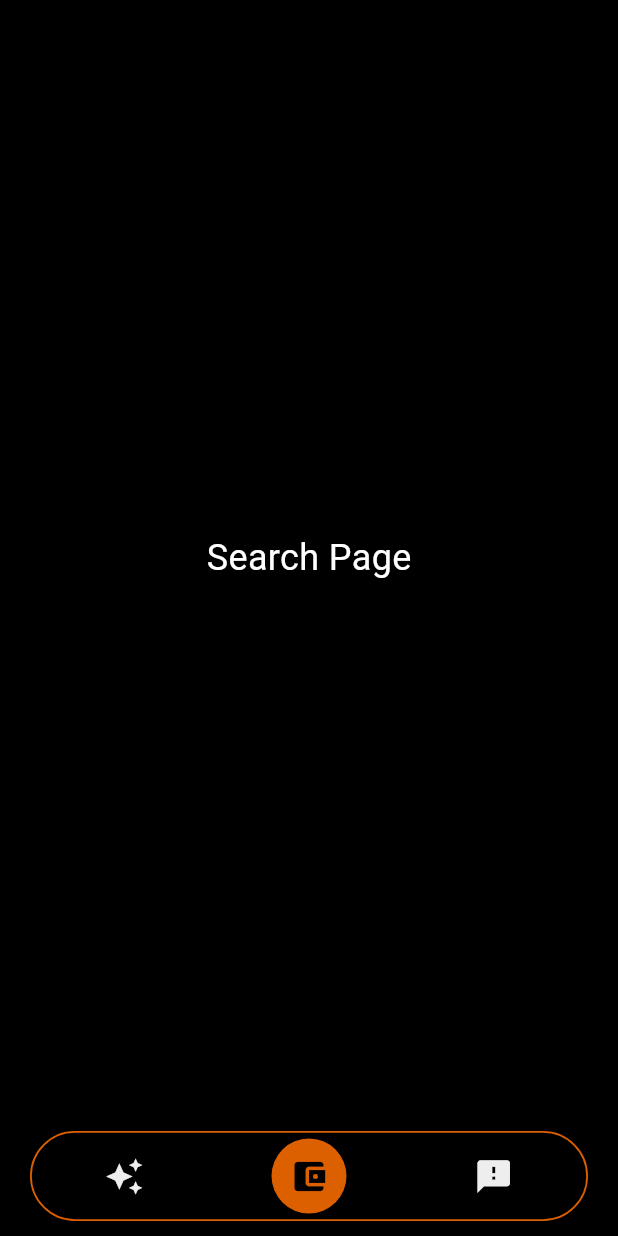
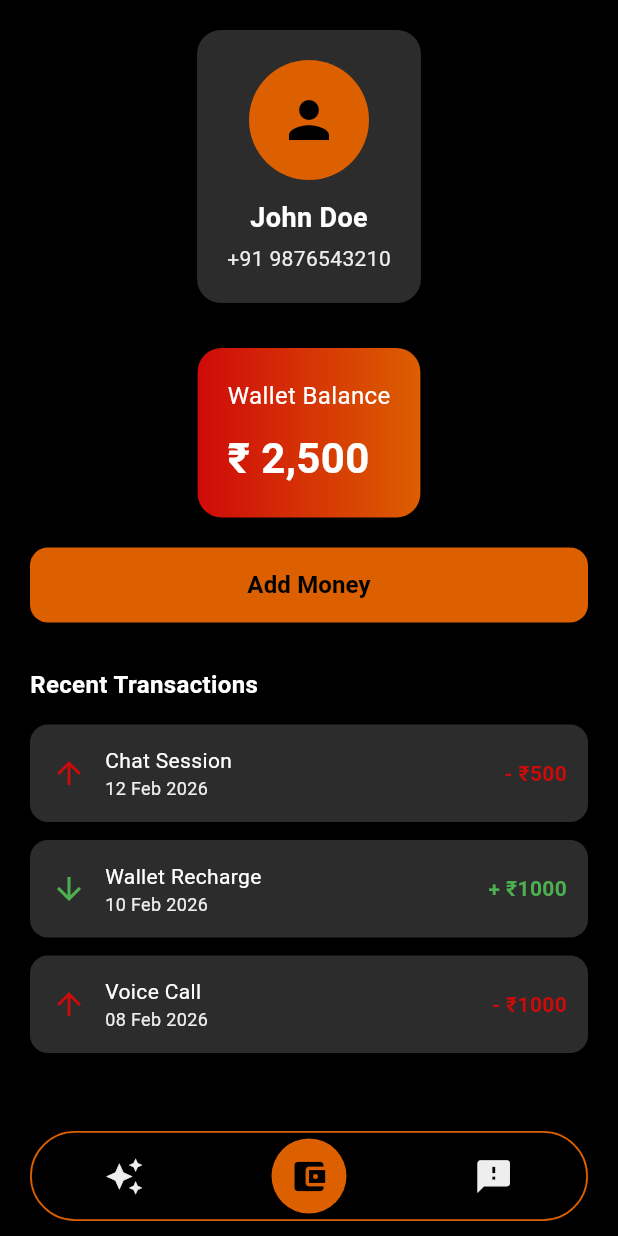
Before and after one commit to suvarnaks1/astrologer_app, a Flutter app: the MainScreen screen opened directly, item 2 of the bottom bar chosen, on a phone screen of 412 x 824 dp. Run offline on Flutter 3.47's test engine with Material 3 defaults, Android fonts, the phone set to English and light mode, and no system bars.

Commit message:
some changes

```diff
--- a/lib/main.dart
+++ b/lib/main.dart
@@ -1,5 +1,5 @@
 import 'package:astrologer_app/views/auth/otp_screen.dart';
-import 'package:astrologer_app/views/login_screen.dart';
+import 'package:astrologer_app/views/auth/login_screen.dart';
 import 'package:flutter/material.dart';
 
 void main() {
--- a/lib/views/login_screen.dart
+++ b/lib/views/auth/login_screen.dart
@@ -1,5 +1,5 @@
 
-import 'package:astrologer_app/views/agreement_page.dart';
+import 'package:astrologer_app/views/common_screen/agreement_page.dart';
 import 'package:astrologer_app/views/auth/otp_screen.dart';
 import 'package:astrologer_app/views/util/colors.dart';
 import 'package:flutter/material.dart';
--- a/lib/views/agreement_page.dart
+++ b/lib/views/common_screen/agreement_page.dart
@@ -1,5 +1,5 @@
 
-import 'package:astrologer_app/views/language_screen.dart';
+import 'package:astrologer_app/views/common_screen/language_screen.dart';
 import 'package:astrologer_app/views/util/colors.dart';
 import 'package:flutter/material.dart';
 
--- a/lib/views/language_screen.dart
+++ b/lib/views/common_screen/language_screen.dart
@@ -1,6 +1,6 @@
 
-import 'package:astrologer_app/views/bottom_nav.dart';
-import 'package:astrologer_app/views/main_menu_screen.dart';
+import 'package:astrologer_app/views/common_screen/bottom_nav.dart';
+import 'package:astrologer_app/views/common_screen/main_menu_screen.dart';
 import 'package:astrologer_app/views/util/colors.dart';
 import 'package:flutter/material.dart';
 
--- a/lib/views/main_menu_screen.dart
+++ b/lib/views/common_screen/main_menu_screen.dart
@@ -1,4 +1,6 @@
-import 'package:astrologer_app/views/bottom_nav.dart';
+import 'package:astrologer_app/views/common_screen/bottom_nav.dart';
+import 'package:astrologer_app/views/profile_feedback/feedback_screen.dart';
+import 'package:astrologer_app/views/profile_feedback/profile_wallet.dart';
 import 'package:astrologer_app/views/talk_to_astrology/talk_to_astrology.dart';
 import 'package:flutter/material.dart';
 
@@ -16,18 +18,8 @@ class _MainScreenState extends State<MainScreen> {
 
   final pages = const [
    TalkToAstrologerTabs(),
-    Center(
-      child: Text(
-        "Search Page",
-        style: TextStyle(color: Colors.white, fontSize: 24),
-      ),
-    ),
-    Center(
-      child: Text(
-        "Astrology Page",
-        style: TextStyle(color: Colors.white, fontSize: 24),
-      ),
-    ),
+ MyProfileWalletScreen(),
+   FeedbackScreen(),
     Center(
       child: Text(
         "Notification Page",
--- /dev/null
+++ b/lib/views/profile_feedback/profile_wallet.dart
@@ -0,0 +1,204 @@
+import 'package:astrologer_app/views/util/colors.dart';
+import 'package:flutter/material.dart';
+
+
+
+class MyProfileWalletScreen extends StatelessWidget {
+  const MyProfileWalletScreen({super.key});
+
+  @override
+  Widget build(BuildContext context) {
+    return Scaffold(
+      backgroundColor: AppColors.black,
+
+      body: SingleChildScrollView(
+        padding: const EdgeInsets.all(20),
+        child: Column(
+          children: [
+
+            /// 🔹 Profile Card
+            Container(
+              padding: const EdgeInsets.all(20),
+              decoration: BoxDecoration(
+                color: AppColors.darkGrey,
+                borderRadius: BorderRadius.circular(16),
+              ),
+              child: Column(
+                children: const [
+                  CircleAvatar(
+                    radius: 40,
+                    backgroundColor: AppColors.orange,
+                    child: Icon(Icons.person,
+                        size: 40, color: AppColors.black),
+                  ),
+                  SizedBox(height: 12),
+                  Text(
+                    "John Doe",
+                    style: TextStyle(
+                      color: AppColors.white,
+                      fontSize: 18,
+                      fontWeight: FontWeight.bold,
+                    ),
+                  ),
+                  SizedBox(height: 4),
+                  Text(
+                    "+91 9876543210",
+                    style: TextStyle(
+                      color: AppColors.lightGrey,
+                      fontSize: 14,
+                    ),
+                  ),
+                ],
+              ),
+            ),
+
+            const SizedBox(height: 30),
+
+            /// 🔹 Wallet Card
+            Container(
+              padding: const EdgeInsets.all(20),
+              decoration: BoxDecoration(
+                gradient: const LinearGradient(
+                  colors: [AppColors.red, AppColors.orange],
+                ),
+                borderRadius: BorderRadius.circular(16),
+              ),
+              child: Column(
+                crossAxisAlignment: CrossAxisAlignment.start,
+                children: const [
+                  Text(
+                    "Wallet Balance",
+                    style: TextStyle(
+                      color: AppColors.white,
+                      fontSize: 16,
+                    ),
+                  ),
+                  SizedBox(height: 10),
+                  Text(
+                    "₹ 2,500",
+                    style: TextStyle(
+                      color: AppColors.white,
+                      fontSize: 28,
+                      fontWeight: FontWeight.bold,
+                    ),
+                  ),
+                ],
+              ),
+            ),
+
+            const SizedBox(height: 20),
+
+            /// 🔹 Add Money Button
+            SizedBox(
+              width: double.infinity,
+              height: 50,
+              child: ElevatedButton(
+                style: ElevatedButton.styleFrom(
+                  backgroundColor: AppColors.orange,
+                  shape: RoundedRectangleBorder(
+                    borderRadius: BorderRadius.circular(12),
+                  ),
+                ),
+                onPressed: () {},
+                child: const Text(
+                  "Add Money",
+                  style: TextStyle(
+                    fontSize: 16,
+                    fontWeight: FontWeight.bold,
+                    color: AppColors.black,
+                  ),
+                ),
+              ),
+            ),
+
+            const SizedBox(height: 30),
+
+            /// 🔹 Transactions Title
+            const Align(
+              alignment: Alignment.centerLeft,
+              child: Text(
+                "Recent Transactions",
+                style: TextStyle(
+                  color: AppColors.white,
+                  fontSize: 16,
+                  fontWeight: FontWeight.bold,
+                ),
+              ),
+            ),
+
+            const SizedBox(height: 15),
+
+            /// 🔹 Transaction List
+            _transactionTile(
+              "Chat Session",
+              "- ₹500",
+              "12 Feb 2026",
+              false,
+            ),
+            _transactionTile(
+              "Wallet Recharge",
+              "+ ₹1000",
+              "10 Feb 2026",
+              true,
+            ),
+            _transactionTile(
+              "Voice Call",
+              "- ₹1000",
+              "08 Feb 2026",
+              false,
+            ),
+          ],
+        ),
+      ),
+    );
+  }
+
+  static Widget _transactionTile(
+      String title, String amount, String date, bool isCredit) {
+    return Container(
+      margin: const EdgeInsets.only(bottom: 12),
+      padding: const EdgeInsets.all(14),
+      decoration: BoxDecoration(
+        color: AppColors.darkGrey,
+        borderRadius: BorderRadius.circular(12),
+      ),
+      child: Row(
+        children: [
+          Icon(
+            isCredit ? Icons.arrow_downward : Icons.arrow_upward,
+            color: isCredit ? Colors.green : AppColors.red,
+          ),
+          const SizedBox(width: 12),
+          Expanded(
+            child: Column(
+              crossAxisAlignment: CrossAxisAlignment.start,
+              children: [
+                Text(
+                  title,
+                  style: const TextStyle(
+                    color: AppColors.white,
+                    fontSize: 14,
+                  ),
+                ),
+                Text(
+                  date,
+                  style: const TextStyle(
+                    color: AppColors.lightGrey,
+                    fontSize: 12,
+                  ),
+                ),
+              ],
+            ),
+          ),
+          Text(
+            amount,
+            style: TextStyle(
+              color: isCredit ? Colors.green : AppColors.red,
+              fontWeight: FontWeight.bold,
+            ),
+          ),
+        ],
+      ),
+    );
+  }
+}
```
Also changed, not shown: lib/views/auth/otp_screen.dart (+6 -1 lines), lib/views/profile_feedback/feedback_screen.dart (added, +165 -0 lines), lib/views/talk_to_astrology/talk_to_astrology.dart (+1 -6 lines), lib/views/common_screen/bottom_nav.dart (renamed from lib/views/bottom_nav.dart).
